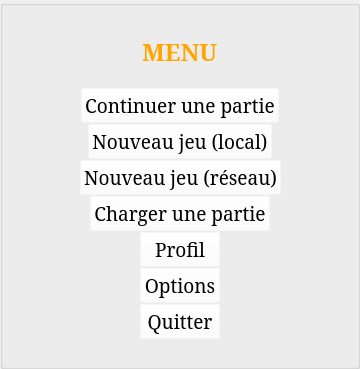
Before: the Qt Designer form StreetCar/StreetCar/MainMenu.ui in paboccard/Projet_Prog_Jeu, drawn with Qt 5.
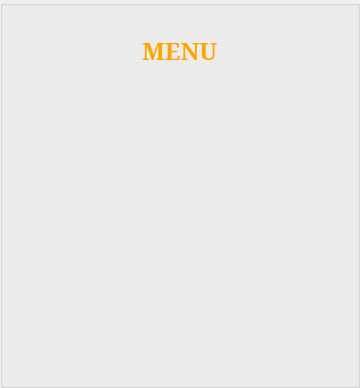
After: the same form once the commit is applied. Icons and pictures are not drawn.

Diff of the .ui file:
```diff
--- a/StreetCar/StreetCar/MainMenu.ui
+++ b/StreetCar/StreetCar/MainMenu.ui
@@ -7,9 +7,15 @@
     <x>0</x>
     <y>0</y>
     <width>360</width>
-    <height>369</height>
+    <height>388</height>
    </rect>
   </property>
+  <property name="minimumSize">
+   <size>
+    <width>0</width>
+    <height>0</height>
+   </size>
+  </property>
   <property name="windowTitle">
    <string>Form</string>
   </property>
@@ -57,6 +63,8 @@
 
 QPushButton {
 	background-color: rgba(255, 255, 255, 0);
+	font-family:serif;
+   font-size: 20px;	
 }
 
 QPushButton:hover {
@@ -163,56 +171,8 @@
        </layout>
       </item>
       <item>
-       <layout class="QHBoxLayout" name="layoutButtonContinue">
-        <property name="spacing">
-         <number>0</number>
-        </property>
-        <property name="sizeConstraint">
-         <enum>QLayout::SetMinimumSize</enum>
-        </property>
-        <item>
-         <spacer name="horizontalSpacer_3">
-          <property name="orientation">
-           <enum>Qt::Horizontal</enum>
-          </property>
-          <property name="sizeHint" stdset="0">
-           <size>
-            <width>40</width>
-            <height>20</height>
-           </size>
-          </property>
-         </spacer>
-        </item>
-        <item>
-         <widget class="QPushButton" name="buttonContinue">
-          <property name="minimumSize">
-           <size>
-            <width>50</width>
-            <height>0</height>
-           </size>
-          </property>
-          <property name="font">
-           <font>
-            <family>Serif</family>
-            <pointsize>14</pointsize>
-            <kerning>true</kerning>
-           </font>
-          </property>
-          <property name="autoFillBackground">
-           <bool>false</bool>
-          </property>
-          <property name="text">
-           <string>Continuer une partie</string>
-          </property>
-          <property name="iconSize">
-           <size>
-            <width>80</width>
-            <height>30</height>
-           </size>
-          </property>
-         </widget>
-        </item>
-        <item>
+       <layout class="QGridLayout" name="gridLayoutMenu">
+        <item row="0" column="3">
          <spacer name="horizontalSpacer_4">
           <property name="orientation">
            <enum>Qt::Horizontal</enum>
@@ -225,18 +185,8 @@
           </property>
          </spacer>
         </item>
-       </layout>
-      </item>
-      <item>
-       <layout class="QHBoxLayout" name="layoutButtonNewGame">
-        <property name="spacing">
-         <number>0</number>
-        </property>
-        <property name="sizeConstraint">
-         <enum>QLayout::SetMinimumSize</enum>
-        </property>
-        <item>
-         <spacer name="horizontalSpacer_5">
+        <item row="4" column="3">
+         <spacer name="horizontalSpacer_12">
           <property name="orientation">
            <enum>Qt::Horizontal</enum>
           </property>
@@ -248,37 +198,8 @@
           </property>
          </spacer>
         </item>
-        <item>
-         <widget class="QPushButton" name="buttonNewGame">
-          <property name="minimumSize">
-           <size>
-            <width>50</width>
-            <height>0</height>
-           </size>
-          </property>
-          <property name="font">
-           <font>
-            <family>Serif</family>
-            <pointsize>14</pointsize>
-           </font>
-          </property>
-          <property name="text">
-           <string>Nouveau jeu (local)</string>
-          </property>
-          <property name="icon">
-           <iconset>
-            <normaloff>:/images/trainButton</normaloff>:/images/trainButton</iconset>
-          </property>
-          <property name="iconSize">
-           <size>
-            <width>80</width>
-            <height>30</height>
-           </size>
-          </property>
-         </widget>
-        </item>
-        <item>
-         <spacer name="horizontalSpacer_6">
+        <item row="3" column="3">
+         <spacer name="horizontalSpacer_10">
           <property name="orientation">
            <enum>Qt::Horizontal</enum>
           </property>
@@ -290,52 +211,7 @@
           </property>
          </spacer>
         </item>
-       </layout>
-      </item>
-      <item>
-       <layout class="QHBoxLayout" name="layoutButtonNewGameNetwork">
-        <property name="spacing">
-         <number>0</number>
-        </property>
-        <item>
-         <spacer name="horizontalSpacer_7">
-          <property name="orientation">
-           <enum>Qt::Horizontal</enum>
-          </property>
-          <property name="sizeHint" stdset="0">
-           <size>
-            <width>40</width>
-            <height>20</height>
-           </size>
-          </property>
-         </spacer>
-        </item>
-        <item>
-         <widget class="QPushButton" name="buttonNewGameNetwork">
-          <property name="minimumSize">
-           <size>
-            <width>50</width>
-            <height>0</height>
-           </size>
-          </property>
-          <property name="font">
-           <font>
-            <family>Serif</family>
-            <pointsize>14</pointsize>
-           </font>
-          </property>
-          <property name="text">
-           <string>Nouveau jeu (réseau)</string>
-          </property>
-          <property name="iconSize">
-           <size>
-            <width>80</width>
-            <height>30</height>
-           </size>
-          </property>
-         </widget>
-        </item>
-        <item>
+        <item row="2" column="3">
          <spacer name="horizontalSpacer_8">
           <property name="orientation">
            <enum>Qt::Horizontal</enum>
@@ -348,14 +224,71 @@
           </property>
          </spacer>
         </item>
-       </layout>
-      </item>
-      <item>
-       <layout class="QHBoxLayout" name="layoutButtonLoad">
-        <property name="spacing">
-         <number>0</number>
-        </property>
-        <item>
+        <item row="6" column="3">
+         <spacer name="horizontalSpacer_16">
+          <property name="orientation">
+           <enum>Qt::Horizontal</enum>
+          </property>
+          <property name="sizeHint" stdset="0">
+           <size>
+            <width>40</width>
+            <height>20</height>
+           </size>
+          </property>
+         </spacer>
+        </item>
+        <item row="6" column="1">
+         <widget class="QLabel" name="labelMenu">
+          <property name="minimumSize">
+           <size>
+            <width>0</width>
+            <height>0</height>
+           </size>
+          </property>
+          <property name="maximumSize">
+           <size>
+            <width>100</width>
+            <height>20</height>
+           </size>
+          </property>
+          <property name="text">
+           <string/>
+          </property>
+          <property name="pixmap">
+           <pixmap resource="ressources.qrc">:/images/train</pixmap>
+          </property>
+          <property name="scaledContents">
+           <bool>true</bool>
+          </property>
+         </widget>
+        </item>
+        <item row="5" column="3">
+         <spacer name="horizontalSpacer_14">
+          <property name="orientation">
+           <enum>Qt::Horizontal</enum>
+          </property>
+          <property name="sizeHint" stdset="0">
+           <size>
+            <width>40</width>
+            <height>20</height>
+           </size>
+          </property>
+         </spacer>
+        </item>
+        <item row="1" column="0">
+         <spacer name="horizontalSpacer_5">
+          <property name="orientation">
+           <enum>Qt::Horizontal</enum>
+          </property>
+          <property name="sizeHint" stdset="0">
+           <size>
+            <width>40</width>
+            <height>20</height>
+           </size>
+          </property>
+         </spacer>
+        </item>
+        <item row="3" column="0">
          <spacer name="horizontalSpacer_9">
           <property name="orientation">
            <enum>Qt::Horizontal</enum>
@@ -368,33 +301,21 @@
           </property>
          </spacer>
         </item>
-        <item>
-         <widget class="QPushButton" name="buttonLoadSave">
-          <property name="minimumSize">
-           <size>
-            <width>50</width>
-            <height>0</height>
-           </size>
+        <item row="2" column="0">
+         <spacer name="horizontalSpacer_7">
+          <property name="orientation">
+           <enum>Qt::Horizontal</enum>
           </property>
-          <property name="font">
-           <font>
-            <family>Serif</family>
-            <pointsize>14</pointsize>
-           </font>
-          </property>
-          <property name="text">
-           <string>Charger une partie</string>
-          </property>
-          <property name="iconSize">
+          <property name="sizeHint" stdset="0">
            <size>
-            <width>80</width>
-            <height>30</height>
+            <width>40</width>
+            <height>20</height>
            </size>
           </property>
-         </widget>
+         </spacer>
         </item>
-        <item>
-         <spacer name="horizontalSpacer_10">
+        <item row="0" column="0">
+         <spacer name="horizontalSpacer_3">
           <property name="orientation">
            <enum>Qt::Horizontal</enum>
           </property>
@@ -406,14 +327,7 @@
           </property>
          </spacer>
         </item>
-       </layout>
-      </item>
-      <item>
-       <layout class="QHBoxLayout" name="layoutProfile">
-        <property name="spacing">
-         <number>0</number>
-        </property>
-        <item>
+        <item row="4" column="0">
          <spacer name="horizontalSpacer_11">
           <property name="orientation">
            <enum>Qt::Horizontal</enum>
@@ -426,52 +340,7 @@
           </property>
          </spacer>
         </item>
-        <item>
-         <widget class="QPushButton" name="buttonProfil">
-          <property name="minimumSize">
-           <size>
-            <width>50</width>
-            <height>0</height>
-           </size>
-          </property>
-          <property name="font">
-           <font>
-            <family>Serif</family>
-            <pointsize>14</pointsize>
-           </font>
-          </property>
-          <property name="text">
-           <string>Profil</string>
-          </property>
-          <property name="iconSize">
-           <size>
-            <width>80</width>
-            <height>30</height>
-           </size>
-          </property>
-         </widget>
-        </item>
-        <item>
-         <spacer name="horizontalSpacer_12">
-          <property name="orientation">
-           <enum>Qt::Horizontal</enum>
-          </property>
-          <property name="sizeHint" stdset="0">
-           <size>
-            <width>40</width>
-            <height>20</height>
-           </size>
-          </property>
-         </spacer>
-        </item>
-       </layout>
-      </item>
-      <item>
-       <layout class="QHBoxLayout" name="layoutOptions">
-        <property name="spacing">
-         <number>0</number>
-        </property>
-        <item>
+        <item row="5" column="0">
          <spacer name="horizontalSpacer_13">
           <property name="orientation">
            <enum>Qt::Horizontal</enum>
@@ -484,46 +353,7 @@
           </property>
          </spacer>
         </item>
-        <item>
-         <widget class="QPushButton" name="buttonOptions">
-          <property name="minimumSize">
-           <size>
-            <width>50</width>
-            <height>0</height>
-           </size>
-          </property>
-          <property name="font">
-           <font>
-            <family>Serif</family>
-            <pointsize>14</pointsize>
-           </font>
-          </property>
-          <property name="text">
-           <string>Options</string>
-          </property>
-         </widget>
-        </item>
-        <item>
-         <spacer name="horizontalSpacer_14">
-          <property name="orientation">
-           <enum>Qt::Horizontal</enum>
-          </property>
-          <property name="sizeHint" stdset="0">
-           <size>
-            <width>40</width>
-            <height>20</height>
-           </size>
-          </property>
-         </spacer>
-        </item>
-       </layout>
-      </item>
-      <item>
-       <layout class="QHBoxLayout" name="layoutQuit">
-        <property name="spacing">
-         <number>0</number>
-        </property>
-        <item>
+        <item row="6" column="0">
          <spacer name="horizontalSpacer_15">
           <property name="orientation">
            <enum>Qt::Horizontal</enum>
@@ -536,27 +366,8 @@
           </property>
          </spacer>
         </item>
-        <item>
-         <widget class="QPushButton" name="buttonExit">
-          <property name="minimumSize">
-           <size>
-            <width>50</width>
-            <height>0</height>
-           </size>
-          </property>
-          <property name="font">
-           <font>
-            <family>Serif</family>
-            <pointsize>14</pointsize>
-           </font>
-          </property>
-          <property name="text">
-           <string>Quitter</string>
-          </property>
-         </widget>
-        </item>
-        <item>
-         <spacer name="horizontalSpacer_16">
+        <item row="1" column="3">
+         <spacer name="horizontalSpacer_6">
           <property name="orientation">
            <enum>Qt::Horizontal</enum>
           </property>
```
Left out of the diff: 19 changed lines with no effect on the pictures.
